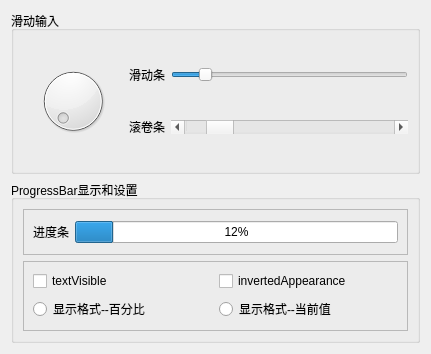
Old version of the form sample4_6/widget.ui in the repository xx517230/QtSampleDemo.
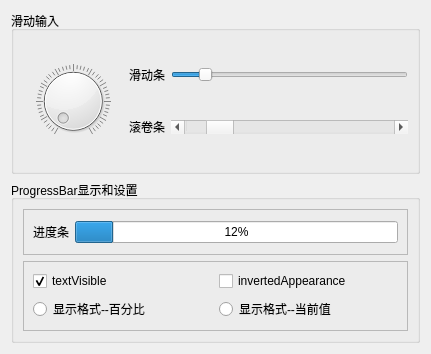
New version of the form.

Commit message: QSliderh和QProgressBar特性Demo

Patch:
```diff
--- a/sample4_6/widget.ui
+++ b/sample4_6/widget.ui
@@ -21,7 +21,17 @@
      </property>
      <layout class="QGridLayout" name="gridLayout">
       <item row="0" column="0" rowspan="2">
-       <widget class="QDial" name="dial"/>
+       <widget class="QDial" name="dial">
+        <property name="minimum">
+         <number>1</number>
+        </property>
+        <property name="maximum">
+         <number>200</number>
+        </property>
+        <property name="notchesVisible">
+         <bool>true</bool>
+        </property>
+       </widget>
       </item>
       <item row="0" column="1">
        <widget class="QLabel" name="label">
@@ -124,6 +134,9 @@
            <property name="text">
             <string>textVisible</string>
            </property>
+           <property name="checked">
+            <bool>true</bool>
+           </property>
           </widget>
          </item>
          <item row="0" column="1">
```
The commit also changes 2 other files.
